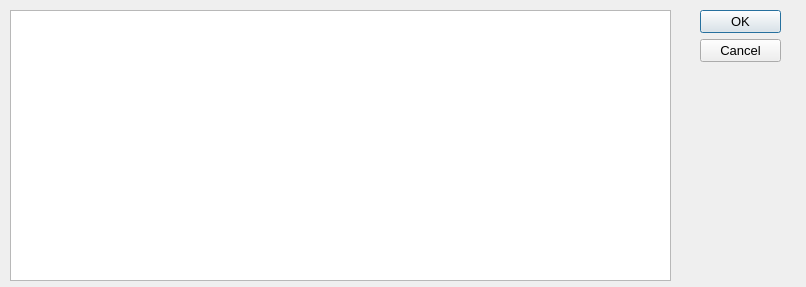
Old version of the form cnpj_dialog.ui in the repository bruno-bert/nfpauto.
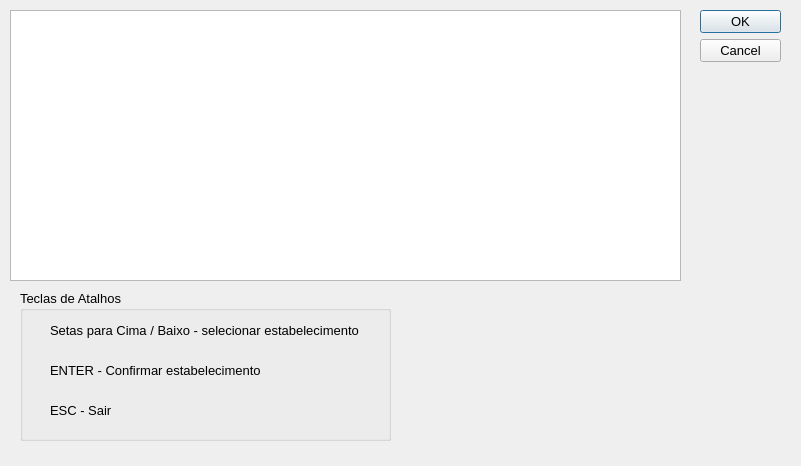
New version of the form.

Patch:
```diff
--- a/cnpj_dialog.ui
+++ b/cnpj_dialog.ui
@@ -6,8 +6,8 @@
    <rect>
     <x>0</x>
     <y>0</y>
-    <width>806</width>
-    <height>287</height>
+    <width>801</width>
+    <height>466</height>
    </rect>
   </property>
   <property name="font">
@@ -24,7 +24,7 @@
      <x>700</x>
      <y>10</y>
      <width>81</width>
-     <height>241</height>
+     <height>61</height>
     </rect>
    </property>
    <property name="orientation">
@@ -42,7 +42,7 @@
     <rect>
      <x>10</x>
      <y>10</y>
-     <width>661</width>
+     <width>671</width>
      <height>271</height>
     </rect>
    </property>
@@ -61,6 +61,82 @@
     <enum>QAbstractItemView::SelectRows</enum>
    </property>
   </widget>
+  <widget class="QGroupBox" name="grupo_atalhos">
+   <property name="geometry">
+    <rect>
+     <x>20</x>
+     <y>290</y>
+     <width>371</width>
+     <height>151</height>
+    </rect>
+   </property>
+   <property name="title">
+    <string>Teclas de Atalhos</string>
+   </property>
+   <widget class="QLabel" name="lbl_atalho1">
+    <property name="geometry">
+     <rect>
+      <x>30</x>
+      <y>100</y>
+      <width>211</width>
+      <height>41</height>
+     </rect>
+    </property>
+    <property name="font">
+     <font>
+      <family>Tahoma</family>
+      <pointsize>10</pointsize>
+      <weight>50</weight>
+      <bold>false</bold>
+     </font>
+    </property>
+    <property name="text">
+     <string>ESC - Sair</string>
+    </property>
+   </widget>
+   <widget class="QLabel" name="lbl_atalho1_3">
+    <property name="geometry">
+     <rect>
+      <x>30</x>
+      <y>60</y>
+      <width>221</width>
+      <height>41</height>
+     </rect>
+    </property>
+    <property name="font">
+     <font>
+      <family>Tahoma</family>
+      <pointsize>10</pointsize>
+      <weight>50</weight>
+      <bold>false</bold>
+     </font>
+    </property>
+    <property name="text">
+     <string>ENTER - Confirmar estabelecimento</string>
+    </property>
+   </widget>
+   <widget class="QLabel" name="lbl_atalho1_4">
+    <property name="geometry">
+     <rect>
+      <x>30</x>
+      <y>20</y>
+      <width>321</width>
+      <height>41</height>
+     </rect>
+    </property>
+    <property name="font">
+     <font>
+      <family>Tahoma</family>
+      <pointsize>10</pointsize>
+      <weight>50</weight>
+      <bold>false</bold>
+     </font>
+    </property>
+    <property name="text">
+     <string>Setas para Cima / Baixo - selecionar estabelecimento</string>
+    </property>
+   </widget>
+  </widget>
  </widget>
  <resources/>
  <connections>
```
Left out of the diff: 2 changed lines with no effect on the pictures.
